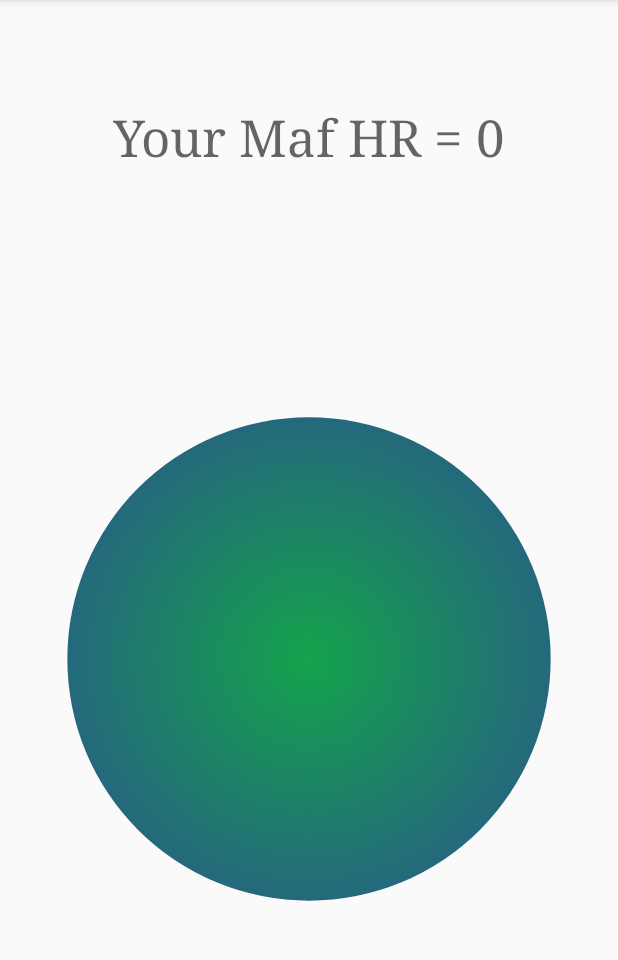
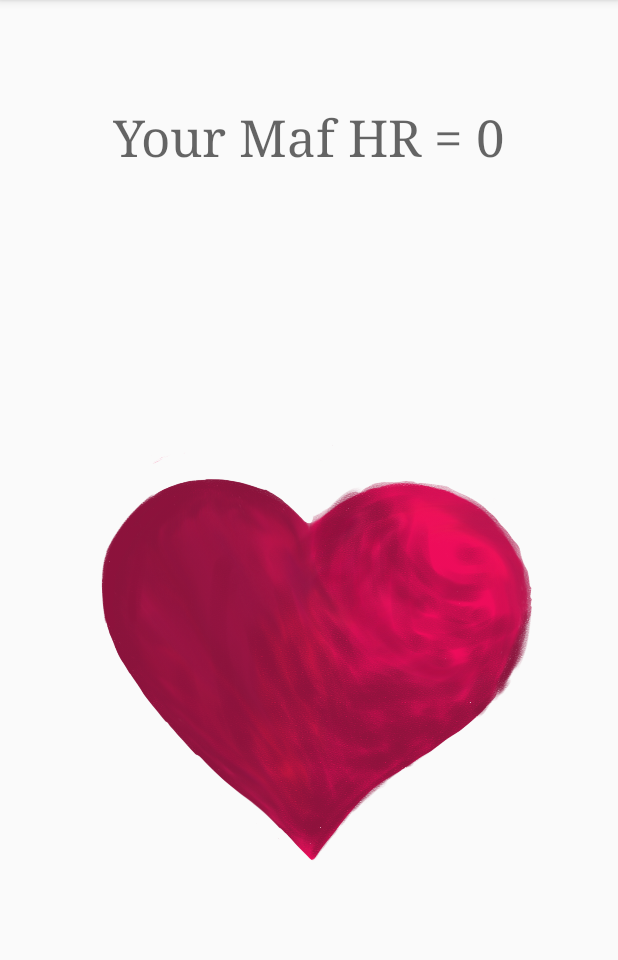
Before and after one commit to Castuh/MyApplication2, an Android app: the Maf_Final screen opened directly, with no data from a screen before it, on a phone screen of 412 x 824 dp, the part 84-1044 px from its top. Run offline under Robolectric (Android 15) with nearby library versions, the phone set to English and light mode, and no system bars; network calls fail.

Commit message:
Added sheart (real heart drawing by Joshua Anderson) instead of Circle pulsing

```diff
--- a/app/src/main/java/com/example/surfacejosh/myapplication/SeniorProject.java
+++ b/app/src/main/java/com/example/surfacejosh/myapplication/SeniorProject.java
@@ -274,7 +274,7 @@ public class SeniorProject extends AppCompatActivity {
             }
             else {
                 if(mmDevice == null){
-                    myLabel.setText("Bluetoothdevice is null");
+                    myLabel.setText("Bluetooth device is null");
                 }
                 BluetoothDevice device = mBluetoothadapter.getRemoteDevice(address);
                 mmSocket = device.createInsecureRfcommSocketToServiceRecord(UUID.fromString("0000111F-0000-1000-8000-00805F9B34FB"));
--- a/app/src/main/res/layout/activity_maf__final.xml
+++ b/app/src/main/res/layout/activity_maf__final.xml
@@ -40,7 +40,7 @@
         app:layout_constraintStart_toStartOf="parent"
         app:layout_constraintTop_toBottomOf="@+id/MAF_HR_TV"
         app:layout_constraintWidth_max="600dp"
-        app:srcCompat="@drawable/circle" />
+        app:srcCompat="@drawable/sheart" />
 
 
 </android.support.constraint.ConstraintLayout>
```
Also changed, not shown: app/src/main/res/drawable/circle.xml (indentation only), app/src/main/res/drawable/sheart.png (added).
